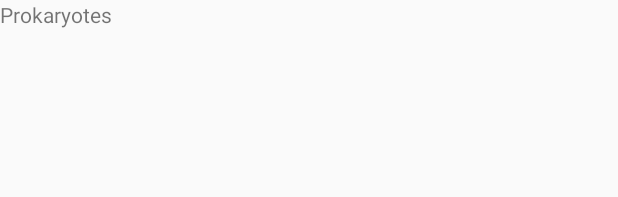
After one commit to cindyfang70/Protocel-Frontend, an Android app: the layout protocol_listitem.xml on its own in the app's theme, with its tools: preview values and no code run, on a phone screen of 412 x 824 dp. The commit adds this screen. Shown: the top 197 px of the screen. Run offline under Robolectric (Android 15) with nearby library versions, the phone set to English and light mode, and no system bars.

Commit message:
recycler view

```diff
--- a/app/src/main/res/layout/activity_organism_type.xml
+++ b/app/src/main/res/layout/activity_organism_type.xml
@@ -4,7 +4,8 @@
     xmlns:tools="http://schemas.android.com/tools"
     android:layout_width="match_parent"
     android:layout_height="match_parent"
-    tools:context=".OrganismTypeActivity">
+    tools:context=".OrganismTypeActivity"
+    android:id="@+id/organism_recycler_view">
 
     <androidx.recyclerview.widget.RecyclerView
         android:layout_width="match_parent"
--- /dev/null
+++ b/app/src/main/res/layout/protocol_listitem.xml
@@ -0,0 +1,11 @@
+<?xml version="1.0" encoding="utf-8"?>
+<RelativeLayout xmlns:android="http://schemas.android.com/apk/res/android"
+    android:layout_width="match_parent" android:layout_height="match_parent"
+    android:id="@+id/parent_layout">
+    <TextView
+        android:layout_width="match_parent"
+        android:layout_height="match_parent"
+        android:text="Prokaryotes"
+        android:id="@+id/prokaryotes_text"/>
+
+</RelativeLayout>
```
Also changed, not shown: app/src/main/java/com/example/protocel/OrganismTypeActivity.java (+13 -1 lines), app/src/main/java/com/example/protocel/ProtocolAdapter.java (+38 -16 lines), app/src/main/res/layout/protocol_row_layout.xml (+4 -3 lines).
